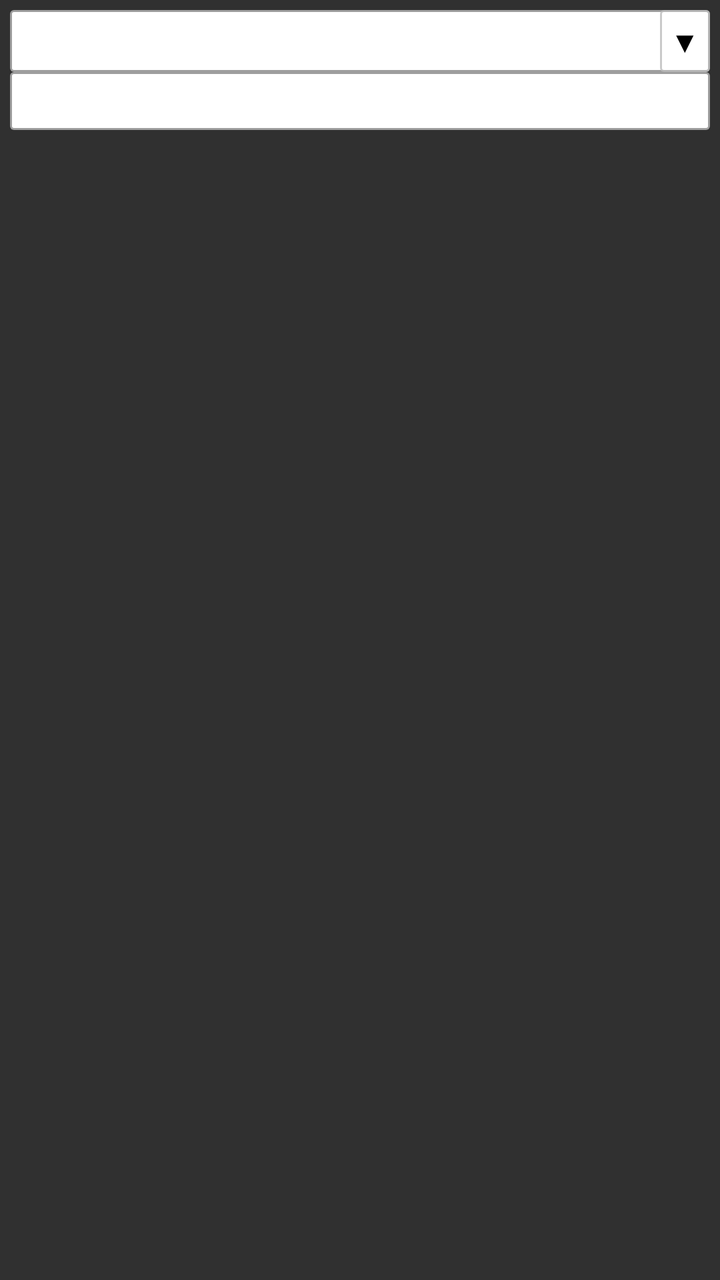
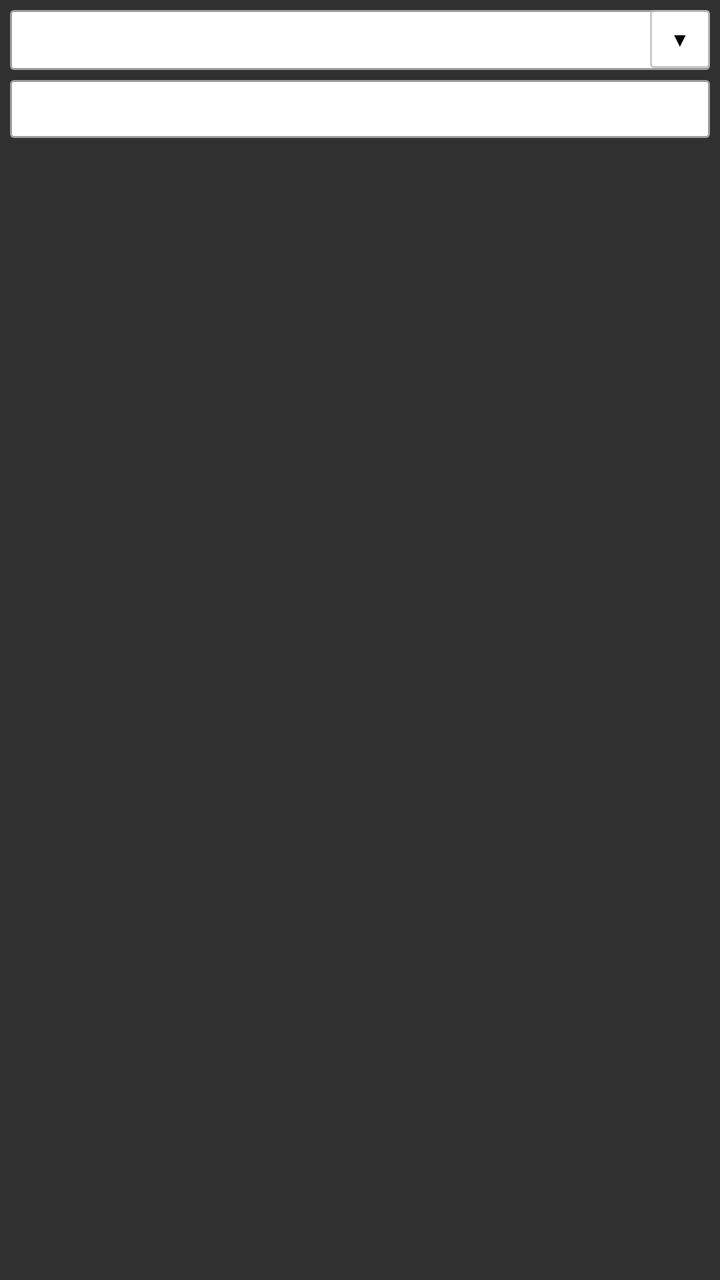

An Android layout rendered at two revisions. The XML below is the earlier revision; the diff shows what the commit changed to produce the second picture.
<!-- AndroidManifest.xml: application theme AppTheme -->
<!-- res/layout/window_history.xml -->
<?xml version="1.0" encoding="utf-8"?>
<LinearLayout
    xmlns:android="http://schemas.android.com/apk/res/android"
    xmlns:tools="http://schemas.android.com/tools"
    android:layout_width="match_parent"
    android:layout_height="match_parent"
    android:orientation="vertical">

    <LinearLayout
        android:layout_width="match_parent"
        android:layout_height="wrap_content"
        android:orientation="horizontal"
        android:layout_marginTop="5dp"
        android:layout_marginLeft="5dp"
        android:layout_marginRight="5dp"
        android:background="@drawable/bg_solid_border_corners_0_white_black_round">

        <HorizontalScrollView
            android:id="@+id/past_kanji_scroll_view"
            android:layout_width="match_parent"
            android:layout_height="wrap_content"
            android:layout_weight="1"
            android:scrollbars="none">
            <LinearLayout
                android:id="@+id/past_kanji"
                android:layout_width="match_parent"
                android:layout_height="match_parent"
                android:orientation="horizontal">
            </LinearLayout>
        </HorizontalScrollView>

        <TextView
            android:textColor="@android:color/black"
            android:layout_width="wrap_content"
            android:layout_height="wrap_content"
            android:background="@drawable/bg_solid_border_corners_0_white_black_round"
            android:textSize="15dp"
            android:padding="5dp"
            android:layout_gravity="center_vertical"
            android:text="▼"/>

    </LinearLayout>

    <LinearLayout
        android:layout_width="match_parent"
        android:layout_height="wrap_content"
        android:layout_marginLeft="5dp"
        android:layout_marginRight="5dp"
        android:layout_marginBottom="5dp"
        android:background="@drawable/bg_solid_border_corners_0_white_black_round">
        <TextView
            android:padding="5dp"
            android:id="@+id/history_dict_result"
            android:textColor="@android:color/black"
            android:layout_width="wrap_content"
            android:layout_height="wrap_content" />
    </LinearLayout>

</LinearLayout>
<!-- resources referenced by this layout -->
<resources>
  <!-- drawable bg_solid_border_corners_0_white_black_round (drawable) -->
  <?xml version="1.0" encoding="utf-8"?>
  <layer-list xmlns:android="http://schemas.android.com/apk/res/android">
      <item>
          <shape android:shape="rectangle">
              <solid android:color="#CABBBBBB"/>
              <corners android:radius="2dp" />
          </shape>
      </item>
  
      <item
          android:left="1dp"
          android:right="1dp"
          android:top="1dp"
          android:bottom="1dp">
          <shape android:shape="rectangle">
              <solid android:color="@android:color/white"/>
              <corners android:radius="1dp" />
          </shape>
      </item>
  </layer-list>
  <style name="AppTheme" parent="Theme.AppCompat.NoActionBar">
          
          
      </style>
</resources>

<!-- the commit's change to res/layout/window_history.xml (unified diff, before → after) -->
@@ -1,14 +1,16 @@
 <?xml version="1.0" encoding="utf-8"?>
 <LinearLayout
     xmlns:android="http://schemas.android.com/apk/res/android"
-    xmlns:tools="http://schemas.android.com/tools"
+    android:id="@+id/history_window_container"
+    android:animateLayoutChanges="false"
     android:layout_width="match_parent"
     android:layout_height="match_parent"
     android:orientation="vertical">
 
     <LinearLayout
+        android:id="@+id/history_window_kanji"
         android:layout_width="match_parent"
-        android:layout_height="wrap_content"
+        android:layout_height="30dp"
         android:orientation="horizontal"
         android:layout_marginTop="5dp"
         android:layout_marginLeft="5dp"
@@ -30,23 +32,23 @@
         </HorizontalScrollView>
 
         <TextView
+            android:id="@+id/history_window_layout_button"
             android:textColor="@android:color/black"
-            android:layout_width="wrap_content"
-            android:layout_height="wrap_content"
+            android:layout_width="30dp"
+            android:layout_height="29dp"
             android:background="@drawable/bg_solid_border_corners_0_white_black_round"
-            android:textSize="15dp"
+            android:textSize="10dp"
             android:padding="5dp"
-            android:layout_gravity="center_vertical"
+            android:gravity="center"
             android:text="▼"/>
 
     </LinearLayout>
 
     <LinearLayout
+        android:id="@+id/history_window_results"
         android:layout_width="match_parent"
         android:layout_height="wrap_content"
-        android:layout_marginLeft="5dp"
-        android:layout_marginRight="5dp"
-        android:layout_marginBottom="5dp"
+        android:layout_margin="5dp"
         android:background="@drawable/bg_solid_border_corners_0_white_black_round">
         <TextView
             android:padding="5dp"
